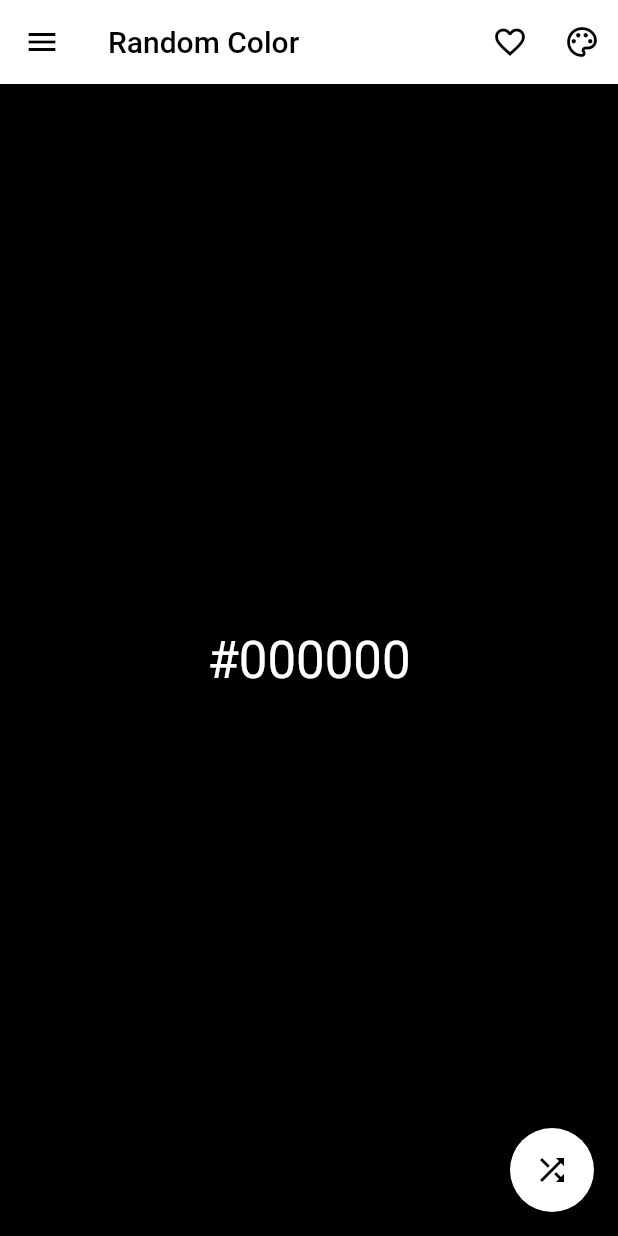
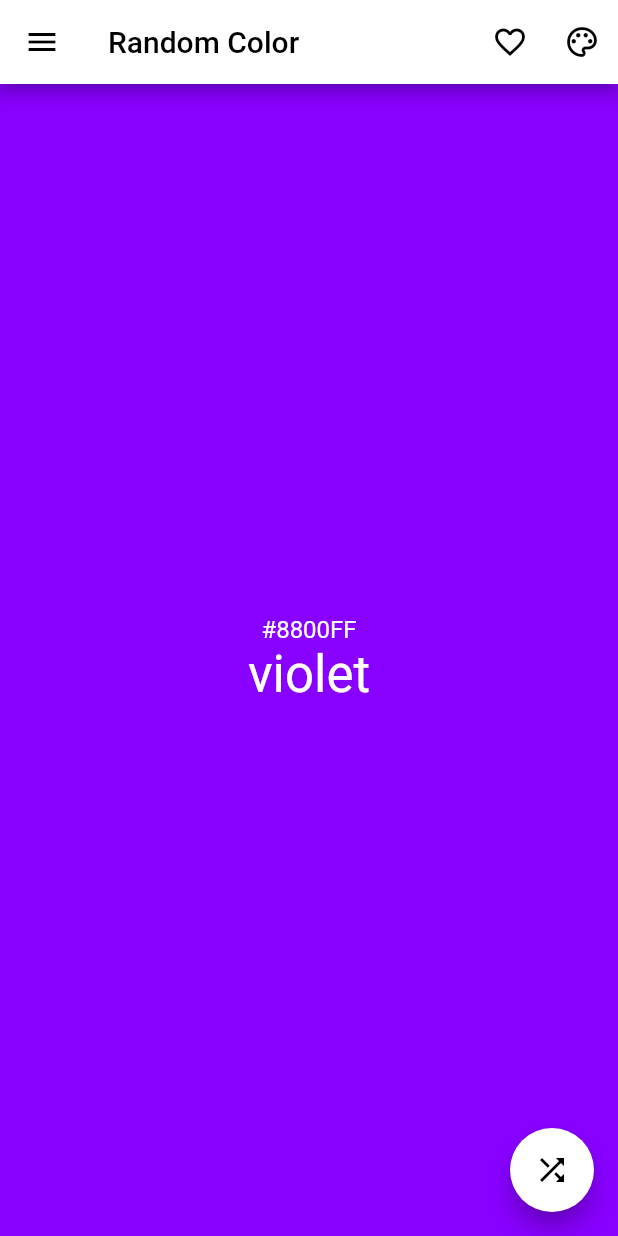
Before and after one commit to tecdrop/color_hap, a Flutter app: the screen it shows after launch, on a phone screen of 412 x 824 dp. Run offline on Flutter 3.47's test engine with Material 2 defaults, Android fonts, the phone set to English and light mode, and no system bars; our stand-ins replace go_router, shared_preferences; missing offline and left inert: flutter_randomcolor.

```diff
--- a/lib/common/ui_strings.dart
+++ b/lib/common/ui_strings.dart
@@ -72,8 +72,8 @@ const String brightnessInfo = 'Brightness';
 // -----------------------------------------------------------------------------------------------
 
 const String colorInfoTooltip = 'Color information';
-const String addFavTooltip = 'Add this random color to favorites';
-const String removeFavTooltip = 'Remove this random color from favorites';
+const String addFavTooltip = 'Add color to favorites';
+const String removeFavTooltip = 'Remove color from favorites';
 const String shuffleTooltip = 'Get a new random color';
 
 // -----------------------------------------------------------------------------------------------
--- a/lib/models/color_favorites_list.dart
+++ b/lib/models/color_favorites_list.dart
@@ -19,6 +19,9 @@ class ColorFavoritesList {
 
   /// Returns the color at the given [index] in the favorites list.
   RandomColor elementAt(int index) => _list.elementAt(index);
+
+  /// Removes the color at the given [index] from the favorites list.
+  RandomColor removeAt(int index) => _list.removeAt(index);
 
   /// Removes the given [randomColor] from the favorites list if it is already there, or adds it to
   /// the list if it is not.
--- a/lib/screens/random_color_screen.dart
+++ b/lib/screens/random_color_screen.dart
@@ -40,13 +40,13 @@ class _RandomColorScreenState extends State<RandomColorScreen> {
   // The index of the current color in the favorites list.
   int _colorFavIndex = -1;
 
-  /// Creates the appropriate random color generator and shuffles the color on init state.
-  // @override
-  // void initState() {
-  //   super.initState();
+  /// Generates a new random color on state initialization.
+  @override
+  void initState() {
+    super.initState();
 
-  //   _shuffleColor();
-  // }
+    _shuffleColor();
+  }
 
   @override
   void didUpdateWidget(RandomColorScreen oldWidget) {
```
Also changed, not shown: lib/screens/color_favorites_screen.dart (+8 -5 lines), lib/widgets/color_favorite_list_item.dart (added, +74 -0 lines).
